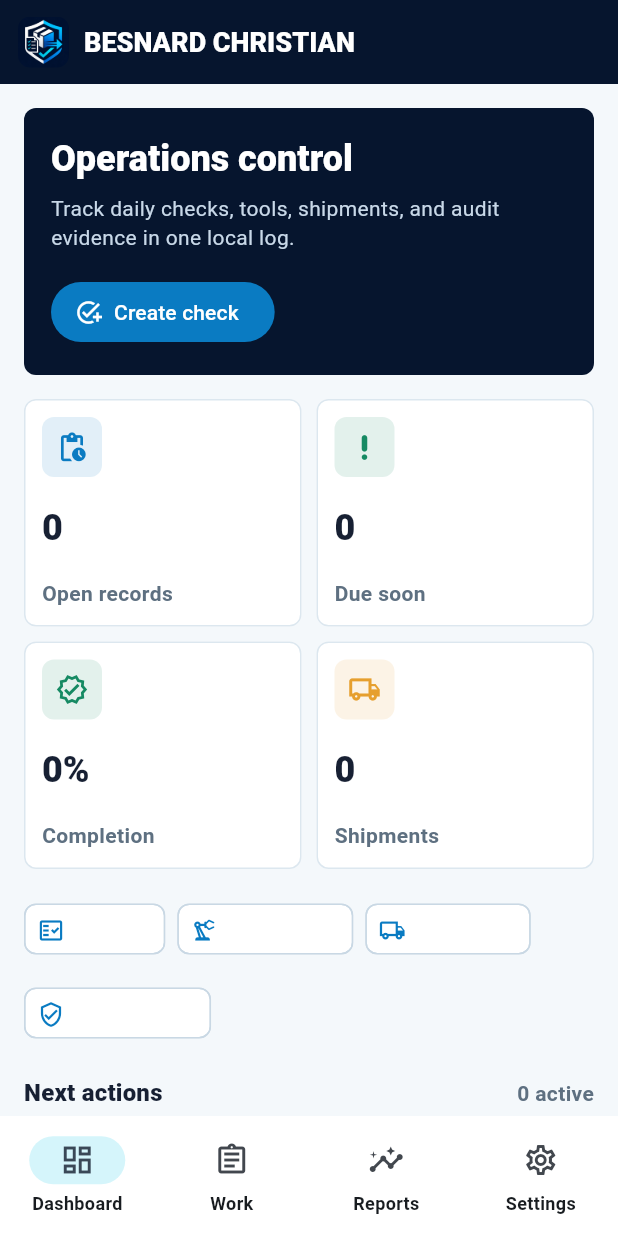
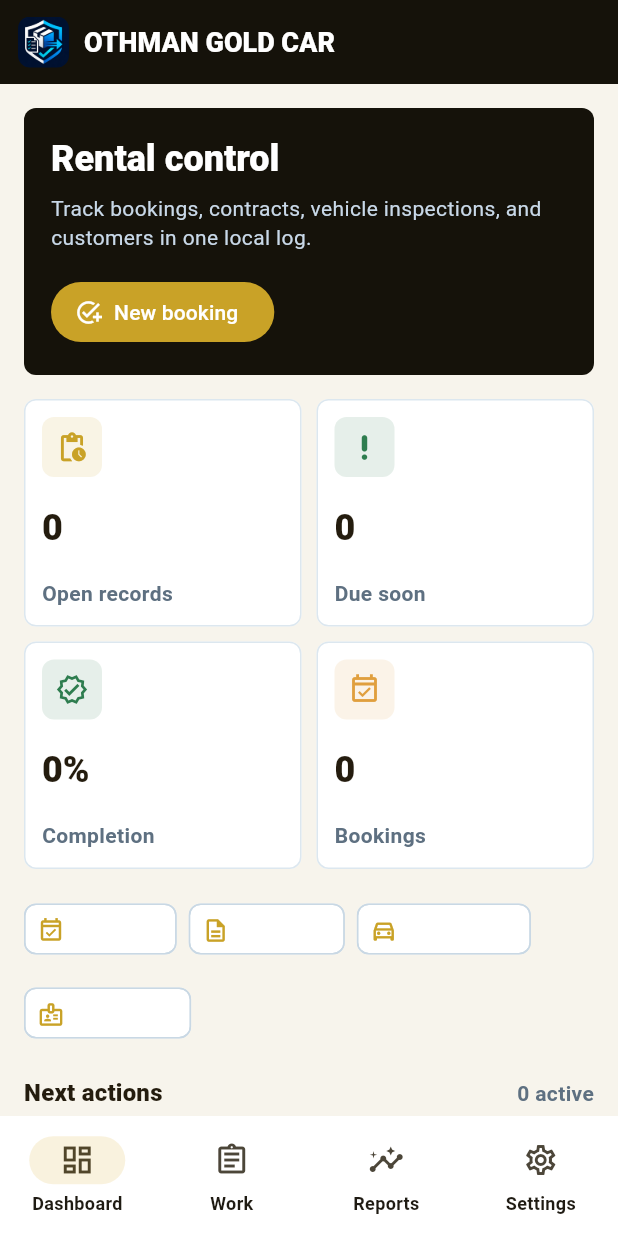
Before and after one commit to EOOrga/68d9d1071299230338d9d190, a Flutter app: the screen it shows after launch, on a phone screen of 412 x 824 dp. Run offline on Flutter 3.47's test engine with Material 3 defaults, Android fonts, the phone set to English and light mode, and no system bars; our stand-ins replace shared_preferences.

Commit message:
Rebrand app to OTHMAN GOLD CAR car rental

```diff
--- a/analysis_options.yaml
+++ b/analysis_options.yaml
@@ -7,6 +7,11 @@
 
 # The following line activates a set of recommended lints for Flutter apps,
 # packages, and plugins designed to encourage good coding practices.
+analyzer:
+  exclude:
+    - build/**
+    - android/**
+    - web/**
 include: package:flutter_lints/flutter.yaml
 
 linter:
--- a/docs/play_listing_defaults.json
+++ b/docs/play_listing_defaults.json
@@ -2,9 +2,9 @@
   "schema_version": 1,
   "applications": {
     "com.taziggg100.besnardchristian": {
-      "title": "BESNARD CHRISTIAN",
-      "short_description": "Track quality checks, equipment, shipments, and compliance records locally.",
-      "full_description": "BESNARD CHRISTIAN helps operations teams keep daily business controls organized without accounts or cloud sync. The app combines quality control checklists, equipment checkout tracking, shipment logs, and compliance reporting in one focused mobile workspace.\n\nCreate local records, assign responsible people, track due windows, update progress, and review status from dashboard and reporting views. Records stay on the device so teams can manage routine operational evidence with a simple, repeatable workflow.",
+      "title": "OTHMAN GOLD CAR",
+      "short_description": "Manage car rental bookings, contracts, vehicle inspections, and customers locally.",
+      "full_description": "OTHMAN GOLD CAR helps car rental teams keep daily operations organized without accounts or cloud sync. The app combines reservation management, rental contract tracking, vehicle check-in/check-out inspection checklists, and customer records in one focused mobile workspace.\n\nCreate local records, assign a responsible agent, track pickup and return windows, update progress, and review status from dashboard and reporting views. Records stay on the device so teams can manage the rental fleet with a simple, repeatable workflow.",
       "source_screenshots": [
         "docs/screens/1.png",
         "docs/screens/2.png",
--- a/lib/main.dart
+++ b/lib/main.dart
@@ -4,24 +4,24 @@ import 'package:flutter/material.dart';
 import 'package:shared_preferences/shared_preferences.dart';
 
 const bool _screenshotMode = bool.fromEnvironment('SCREENSHOT_MODE');
-const String appName = 'BESNARD CHRISTIAN';
-const String supportEmail = 'support@besnardchristian.app';
-
-const Color _navy = Color(0xFF06152E);
-const Color _blue = Color(0xFF0A7BC2);
-const Color _cyan = Color(0xFF14C9E8);
-const Color _green = Color(0xFF168A63);
-const Color _amber = Color(0xFFE69F2E);
+const String appName = 'OTHMAN GOLD CAR';
+const String supportEmail = 'contact@othmangoldcar.site';
+
+const Color _navy = Color(0xFF15120A);
+const Color _blue = Color(0xFFC9A227);
+const Color _cyan = Color(0xFFE0B84A);
+const Color _green = Color(0xFF2E7D4F);
+const Color _amber = Color(0xFFE09F3E);
 const Color _red = Color(0xFFC75343);
-const Color _paper = Color(0xFFF4F8FB);
-const Color _ink = Color(0xFF172033);
+const Color _paper = Color(0xFFF7F4EC);
+const Color _ink = Color(0xFF241C0E);
 
 void main() {
-  runApp(const BesnardChristianApp(screenshotMode: _screenshotMode));
-}
-
-class BesnardChristianApp extends StatelessWidget {
-  const BesnardChristianApp({super.key, required this.screenshotMode});
+  runApp(const OthmanGoldCarApp(screenshotMode: _screenshotMode));
+}
+
+class OthmanGoldCarApp extends StatelessWidget {
+  const OthmanGoldCarApp({super.key, required this.screenshotMode});
 
   final bool screenshotMode;
 
@@ -99,39 +99,39 @@ extension RecordTypeText on RecordType {
   String get label {
     switch (this) {
       case RecordType.quality:
-        return 'Quality control';
+        return 'Reservation';
       case RecordType.equipment:
-        return 'Equipment checkout';
+        return 'Rental contract';
       case RecordType.shipment:
-        return 'Shipment log';
+        return 'Vehicle inspection';
       case RecordType.compliance:
-        return 'Compliance report';
+        return 'Customer record';
     }
   }
 
   String get shortLabel {
     switch (this) {
       case RecordType.quality:
-        return 'Quality';
+        return 'Booking';
       case RecordType.equipment:
-        return 'Equipment';
+        return 'Contract';
       case RecordType.shipment:
-        return 'Shipment';
+        return 'Inspection';
       case RecordType.compliance:
-        return 'Compliance';
+        return 'Customer';
     }
   }
 
   IconData get icon {
     switch (this) {
       case RecordType.quality:
-        return Icons.fact_check_outlined;
+        return Icons.event_available_outlined;
       case RecordType.equipment:
-        return Icons.precision_manufacturing_outlined;
+        return Icons.description_outlined;
       case RecordType.shipment:
-        return Icons.local_shipping_outlined;
+        return Icons.directions_car_outlined;
       case RecordType.compliance:
-        return Icons.verified_user_outlined;
+        return Icons.badge_outlined;
     }
   }
 }
@@ -142,13 +142,13 @@ extension RecordStatusText on RecordStatus {
   String get label {
     switch (this) {
       case RecordStatus.open:
-        return 'Open';
+        return 'Pending';
       case RecordStatus.inProgress:
-        return 'In progress';
+        return 'Active';
       case RecordStatus.blocked:
         return 'Needs review';
       case RecordStatus.complete:
-        return 'Complete';
+        return 'Completed';
     }
   }
 
@@ -267,7 +267,7 @@ class OperationRecord {
 }
 
 class RecordStore {
-  static const String _storageKey = 'besnard_operations_records_v1';
+  static const String _storageKey = 'othman_gold_car_records_v1';
 
   Future<List<OperationRecord>> load() async {
     final prefs = await SharedPreferences.getInstance();
@@ -389,14 +389,14 @@ class _OperationsShellState extends State<OperationsShell> {
     final now = DateTime.now();
     final record = OperationRecord(
       id: 'record-${now.microsecondsSinceEpoch}',
-      type: RecordType.compliance,
-      title: 'Weekly compliance readiness',
-      owner: 'Operations lead',
-      reference: 'CMP-${now.month}${now.day}',
+      type: RecordType.shipment,
+      title: 'Weekly fleet readiness check',
+      owner: 'Fleet manager',
+      reference: 'INS-${now.month}${now.day}',
       status: RecordStatus.inProgress,
       dueDate: now.add(const Duration(days: 5)),
       notes:
-          'Verify training files, shipment evidence, and equipment logs before sign-off.',
+          'Verify insurance, service logs, cleaning, and fuel levels before the next rentals.',
       completion: 64,
       createdAt: now,
     );
@@ -525,13 +525,13 @@ class DashboardScreen extends StatelessWidget {
       padding: const EdgeInsets.fromLTRB(16, 16, 16, 24),
       children: [
         _HeaderPanel(
-          title: 'Operations control',
+          title: 'Rental control',
           subtitle:
-              'Track daily checks, tools, shipments, and audit evidence in one local log.',
+              'Track bookings, contracts, vehicle inspections, and customers in one local log.',
           action: FilledButton.icon(
             onPressed: () => onCreate(RecordType.quality),
             icon: const Icon(Icons.add_task),
-            label: const Text('Create check'),
+            label: const Text('New booking'),
           ),
         ),
         const SizedBox(height: 16),
@@ -565,10 +565,10 @@ class DashboardScreen extends StatelessWidget {
                 color: _green,
               ),
               MetricCard(
-                label: 'Shipments',
+                label: 'Bookings',
                 value:
-                    '${records.where((r) => r.type == RecordType.shipment).length}',
-                icon: Icons.local_shipping_outlined,
+                    '${records.where((r) => r.type == RecordType.quality).length}',
+                icon: Icons.event_available_outlined,
                 color: _amber,
               ),
             ],
@@ -596,7 +596,7 @@ class DashboardScreen extends StatelessWidget {
               icon: Icons.task_alt_outlined,
               title: 'No local records yet',
               message:
-                  'Create your first checklist, checkout, shipment entry, or compliance note.',
+                  'Create your first booking, rental contract, vehicle inspection, or customer record.',
             )
           else
             ...nextRecords.map(
@@ -728,9 +728,9 @@ class ReportsScreen extends StatelessWidget {
       padding: const EdgeInsets.fromLTRB(16, 16, 16, 24),
       children: [
         _HeaderPanel(
-          title: 'Compliance snapshot',
+          title: 'Fleet readiness',
           subtitle:
-              'Review local readiness signals before an internal audit or shipment closeout.',
+              'Review local readiness signals before vehicle handover or contract closeout.',
           action: OutlinedButton.icon(
             onPressed: onAddSnapshot,
             icon: const Icon(Icons.add_chart_outlined),
@@ -993,7 +993,7 @@ class _RecordFormScreenState extends State<RecordFormScreen> {
   int _dueInDays = 3;
   int _completion = 20;
   final _title = TextEditingController();
-  final _owner = TextEditingController(text: 'Operations lead');
+  final _owner = TextEditingController(text: 'Rental agent');
   final _reference = TextEditingController();
   final _notes = TextEditingController();
 
@@ -1009,7 +1009,7 @@ class _RecordFormScreenState extends State<RecordFormScreen> {
   @override
   Widget build(BuildContext context) {
     return Scaffold(
-      appBar: AppBar(title: const Text('New operation record')),
+      appBar: AppBar(title: const Text('New rental record')),
       body: Form(
         key: _formKey,
         child: ListView(
@@ -1042,7 +1042,7 @@ class _RecordFormScreenState extends State<RecordFormScreen> {
               controller: _reference,
               textInputAction: TextInputAction.next,
               decoration: const InputDecoration(
-                labelText: 'Asset, shipment, or checklist ID',
+                labelText: 'Vehicle plate, booking, or contract ID',
               ),
               validator: (value) => value == null || value.trim().isEmpty
                   ? 'Add a reference'
@@ -1053,7 +1053,7 @@ class _RecordFormScreenState extends State<RecordFormScreen> {
               controller: _owner,
               textInputAction: TextInputAction.next,
               decoration: const InputDecoration(
-                labelText: 'Responsible person',
+                labelText: 'Responsible agent',
               ),
               validator: (value) =>
                   value == null || value.trim().isEmpty ? 'Add an owner' : null,
@@ -1108,7 +1108,7 @@ class _RecordFormScreenState extends State<RecordFormScreen> {
               minLines: 3,
               maxLines: 5,
               decoration: const InputDecoration(
-                labelText: 'Notes and evidence',
+                labelText: 'Notes and details',
               ),
               validator: (value) => value == null || value.trim().isEmpty
                   ? 'Add a short note'
@@ -1602,13 +1602,13 @@ class _IconBadge extends StatelessWidget {
 Color _typeColor(RecordType type) {
   switch (type) {
     case RecordType.quality:
+      return _blue;
+    case RecordType.equipment:
+      return _amber;
+    case RecordType.shipment:
+      return _green;
+    case RecordType.compliance:
       return _cyan;
-    case RecordType.equipment:
-      return _blue;
-    case RecordType.shipment:
-      return _amber;
-    case RecordType.compliance:
-      return _green;
   }
 }
 
@@ -1634,54 +1634,54 @@ List<OperationRecord> _sampleRecords() {
   final today = DateTime(2026, 5, 12);
   return [
     OperationRecord(
-      id: 'sample-qc',
+      id: 'sample-booking',
       type: RecordType.quality,
-      title: 'Packaging line QC checklist',
+      title: 'Toyota Land Cruiser booking',
       owner: 'Amelia Martin',
-      reference: 'QC-1842',
+      reference: 'BK-1842',
       status: RecordStatus.inProgress,
       dueDate: today.add(const Duration(days: 1)),
       notes:
-          'Inspect seal integrity, barcode legibility, and final carton count before dispatch.',
+          'Confirm pickup time, driver license, deposit, and preferred insurance option.',
       completion: 68,
       createdAt: today.subtract(const Duration(days: 1)),
     ),
     OperationRecord(
-      id: 'sample-eq',
+      id: 'sample-contract',
       type: RecordType.equipment,
-      title: 'Torque driver checkout',
+      title: 'Rental contract — Mercedes S-Class',
       owner: 'Nicolas Bernard',
-      reference: 'EQ-77',
+      reference: 'CT-77',
       status: RecordStatus.open,
       dueDate: today.add(const Duration(days: 3)),
       notes:
-          'Confirm calibration label, issue to station B, and record expected return window.',
+          'Prepare agreement, mileage limit, return date, and signature before handover.',
       completion: 25,
       createdAt: today,
     ),
     OperationRecord(
-      id: 'sample-ship',
+      id: 'sample-inspection',
       type: RecordType.shipment,
-      title: 'Outbound shipment LX-290',
+      title: 'Check-out inspection — Range Rover',
       owner: 'Claire Dubois',
-      reference: 'LX-290',
+      reference: 'RR-290',
       status: RecordStatus.blocked,
       dueDate: today.add(const Duration(days: 2)),
       notes:
-          'Carrier pickup is pending final pallet photo and damage-free handoff confirmation.',
+          'Handover pending fuel top-up, exterior photos, and tyre condition confirmation.',
       completion: 52,
       createdAt: today.subtract(const Duration(days: 2)),
     ),
     OperationRecord(
-      id: 'sample-comp',
+      id: 'sample-customer',
       type: RecordType.compliance,
-      title: 'Quarterly safety evidence pack',
-      owner: 'Operations lead',
-      reference: 'CMP-Q2',
+      title: 'Corporate customer — Gold account',
+      owner: 'Rental agent',
+      reference: 'CUS-Q2',
       status: RecordStatus.complete,
       dueDate: today.add(const Duration(days: 6)),
       notes:
-          'Training roster, incident log review, and sign-off notes are ready for archive.',
+          'ID verified, billing profile, and preferred vehicle class saved for repeat rentals.',
       completion: 100,
       createdAt: today.subtract(const Duration(days: 5)),
     ),
--- a/pubspec.yaml
+++ b/pubspec.yaml
@@ -1,5 +1,5 @@
 name: besnard_christian
-description: "Local operations control app for quality, equipment, shipments, and compliance."
+description: "Local car rental management app for bookings, contracts, inspections, and customers."
 publish_to: 'none'
 version: 1.0.0+1
 
```
Also changed, not shown: docs/privacy.txt (+9 -9 lines), docs/store_listing.txt (+4 -4 lines), prompt.txt (+4 -4 lines), pubspec.lock, 5 other files.
